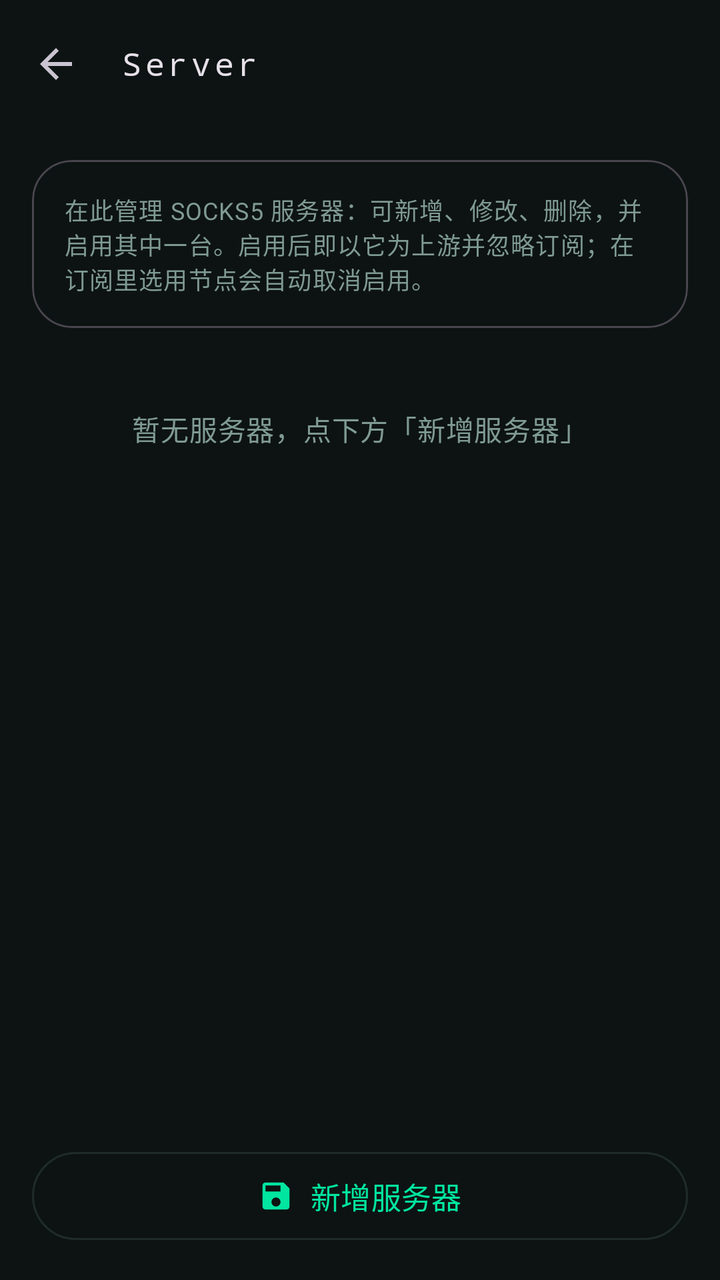
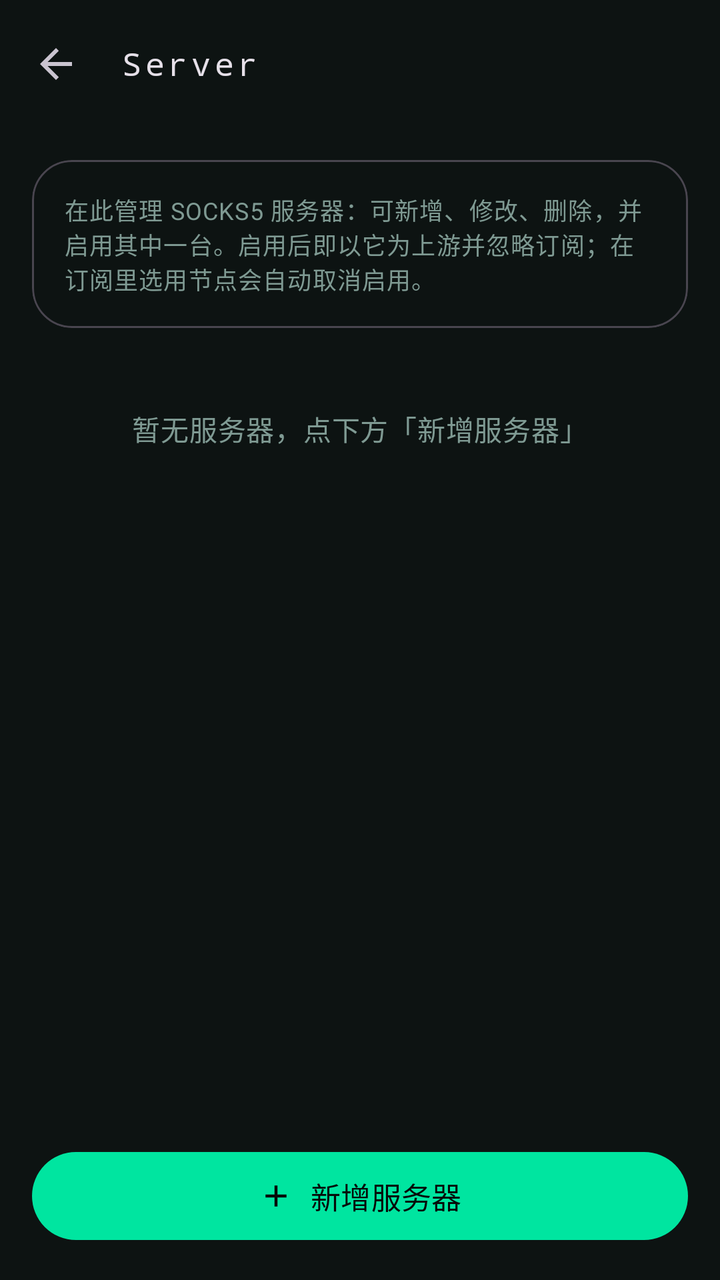

Compare the two renders of this Android layout. The source of the first and the diff that turns it into the second are given below.
<!-- AndroidManifest.xml: application theme Theme.TunVPN -->
<!-- res/layout/activity_server_list.xml -->
<?xml version="1.0" encoding="utf-8"?>
<LinearLayout xmlns:android="http://schemas.android.com/apk/res/android"
	xmlns:app="http://schemas.android.com/apk/res-auto"
	android:orientation="vertical"
	android:layout_width="match_parent"
	android:layout_height="match_parent"
	android:background="?attr/colorSurface">
	<com.google.android.material.appbar.MaterialToolbar
		android:id="@+id/toolbar"
		android:layout_width="match_parent"
		android:layout_height="?attr/actionBarSize"
		app:navigationIcon="?attr/homeAsUpIndicator"
		app:title="@string/section_server"
		app:titleTextAppearance="@style/TextAppearance.TunVPN.Toolbar"/>
	<com.google.android.material.card.MaterialCardView
		style="@style/Widget.Material3.CardView.Outlined"
		android:layout_width="match_parent"
		android:layout_height="wrap_content"
		android:layout_margin="16dp"
		app:cardCornerRadius="20dp">
		<TextView
			android:layout_width="match_parent"
			android:layout_height="wrap_content"
			android:padding="16dp"
			android:text="@string/server_list_hint"
			android:textAppearance="?attr/textAppearanceBodySmall"
			android:textColor="?attr/colorOnSurfaceVariant"/>
	</com.google.android.material.card.MaterialCardView>
	<TextView
		android:id="@+id/server_empty"
		android:layout_width="match_parent"
		android:layout_height="wrap_content"
		android:gravity="center"
		android:padding="24dp"
		android:text="@string/server_list_empty"
		android:textAppearance="?attr/textAppearanceBodyMedium"
		android:textColor="?attr/colorOnSurfaceVariant"/>
	<ListView
		android:id="@+id/server_list"
		android:layout_width="match_parent"
		android:layout_height="0dp"
		android:layout_weight="1"
		android:clipToPadding="false"
		android:divider="@android:color/transparent"
		android:dividerHeight="8dp"
		android:paddingLeft="16dp"
		android:paddingRight="16dp"
		android:scrollbarStyle="outsideOverlay"/>
	<com.google.android.material.button.MaterialButton
		android:id="@+id/server_add"
		style="?attr/materialButtonOutlinedStyle"
		android:layout_width="match_parent"
		android:layout_height="wrap_content"
		android:layout_margin="16dp"
		android:minHeight="52dp"
		android:text="@string/server_add"
		android:textSize="15sp"
		app:cornerRadius="26dp"
		app:icon="@drawable/ic_save"
		app:iconGravity="textStart"
		app:iconPadding="8dp"/>
</LinearLayout>
<!-- resources referenced by this layout -->
<resources>
  <!-- drawable ic_save (drawable) -->
  <?xml version="1.0" encoding="utf-8"?>
  <vector xmlns:android="http://schemas.android.com/apk/res/android"
  	android:width="24dp"
  	android:height="24dp"
  	android:viewportWidth="24"
  	android:viewportHeight="24">
  	<path
  		android:fillColor="?attr/colorControlNormal"
  		android:pathData="M17,3H5C3.89,3 3,3.9 3,5v14c0,1.1 0.89,2 2,2h14c1.1,0 2,-0.9 2,-2V7l-4,-4zM12,19c-1.66,0 -3,-1.34 -3,-3s1.34,-3 3,-3 3,1.34 3,3 -1.34,3 -3,3zM15,9H5V5h10v4z"/>
  </vector>
  <string name="section_server">Server</string>
  <string name="server_add">新增服务器</string>
  <string name="server_list_empty">暂无服务器，点下方「新增服务器」</string>
  <string name="server_list_hint">在此管理 SOCKS5 服务器：可新增、修改、删除，并启用其中一台。启用后即以它为上游并忽略订阅；在订阅里选用节点会自动取消启用。</string>
  <style name="TextAppearance.TunVPN.Toolbar" parent="TextAppearance.Material3.TitleMedium">
  		<item name="fontFamily">monospace</item>
  		<item name="android:fontFamily">monospace</item>
  		<item name="android:letterSpacing">0.12</item>
  	</style>
  <style name="Theme.TunVPN" parent="Theme.Material3.Dark.NoActionBar">
  		<item name="colorPrimary">#00E5A0</item>
  		<item name="colorOnPrimary">#060A09</item>
  		<item name="colorPrimaryContainer">#10261F</item>
  		<item name="colorOnPrimaryContainer">#6CFFD0</item>
  		<item name="colorSecondary">#00E5A0</item>
  		<item name="colorOnSecondary">#060A09</item>
  		<item name="colorSecondaryContainer">#0B2E26</item>
  		<item name="colorOnSecondaryContainer">#6CFFD0</item>
  		<item name="colorError">#FF5C7A</item>
  		<item name="colorOnError">#060A09</item>
  		<item name="colorErrorContainer">#3A1220</item>
  		<item name="colorOnErrorContainer">#FFC2CE</item>
  		<item name="android:colorBackground">#060A09</item>
  		<item name="colorSurface">#0D1312</item>
  		<item name="colorOnSurface">#E4FFF5</item>
  		<item name="colorSurfaceVariant">#131B1A</item>
  		<item name="colorOnSurfaceVariant">#7F9A93</item>
  		<item name="colorSurfaceContainer">#18221F</item>
  		<item name="colorOutline">#1F2C29</item>
  		<item name="android:statusBarColor">@android:color/transparent</item>
  		<item name="android:navigationBarColor">@android:color/transparent</item>
  		<item name="android:windowLightStatusBar">false</item>
  		<item name="android:windowBackground">#060A09</item>
  	</style>
</resources>

<!-- the commit's change to res/layout/activity_server_list.xml (unified diff, before → after) -->
@@ -42,13 +42,12 @@
 		android:layout_weight="1"
 		android:clipToPadding="false"
 		android:divider="@android:color/transparent"
-		android:dividerHeight="8dp"
+		android:dividerHeight="10dp"
 		android:paddingLeft="16dp"
 		android:paddingRight="16dp"
 		android:scrollbarStyle="outsideOverlay"/>
 	<com.google.android.material.button.MaterialButton
 		android:id="@+id/server_add"
-		style="?attr/materialButtonOutlinedStyle"
 		android:layout_width="match_parent"
 		android:layout_height="wrap_content"
 		android:layout_margin="16dp"
@@ -56,7 +55,7 @@
 		android:text="@string/server_add"
 		android:textSize="15sp"
 		app:cornerRadius="26dp"
-		app:icon="@drawable/ic_save"
+		app:icon="@drawable/ic_add"
 		app:iconGravity="textStart"
 		app:iconPadding="8dp"/>
 </LinearLayout>
<!-- resource entries referenced after the edit -->
@@ -1,7 +1,6 @@
 <!-- resources referenced by this layout -->
 <resources>
-  <!-- drawable ic_save (drawable) -->
-  <?xml version="1.0" encoding="utf-8"?>
+  <!-- drawable ic_add (drawable) -->
   <vector xmlns:android="http://schemas.android.com/apk/res/android"
   	android:width="24dp"
   	android:height="24dp"
@@ -9,7 +8,7 @@
   	android:viewportHeight="24">
   	<path
   		android:fillColor="?attr/colorControlNormal"
-  		android:pathData="M17,3H5C3.89,3 3,3.9 3,5v14c0,1.1 0.89,2 2,2h14c1.1,0 2,-0.9 2,-2V7l-4,-4zM12,19c-1.66,0 -3,-1.34 -3,-3s1.34,-3 3,-3 3,1.34 3,3 -1.34,3 -3,3zM15,9H5V5h10v4z"/>
+  		android:pathData="M19,13h-6v6h-2v-6H5v-2h6V5h2v6h6v2z"/>
   </vector>
   <string name="section_server">Server</string>
   <string name="server_add">新增服务器</string>
